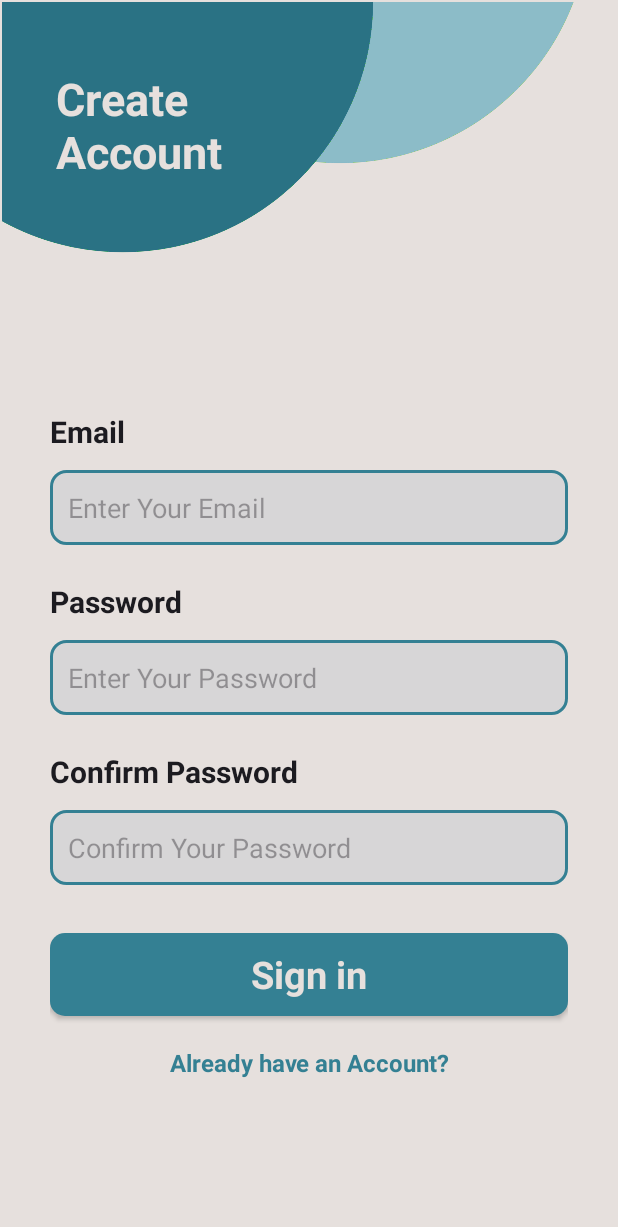
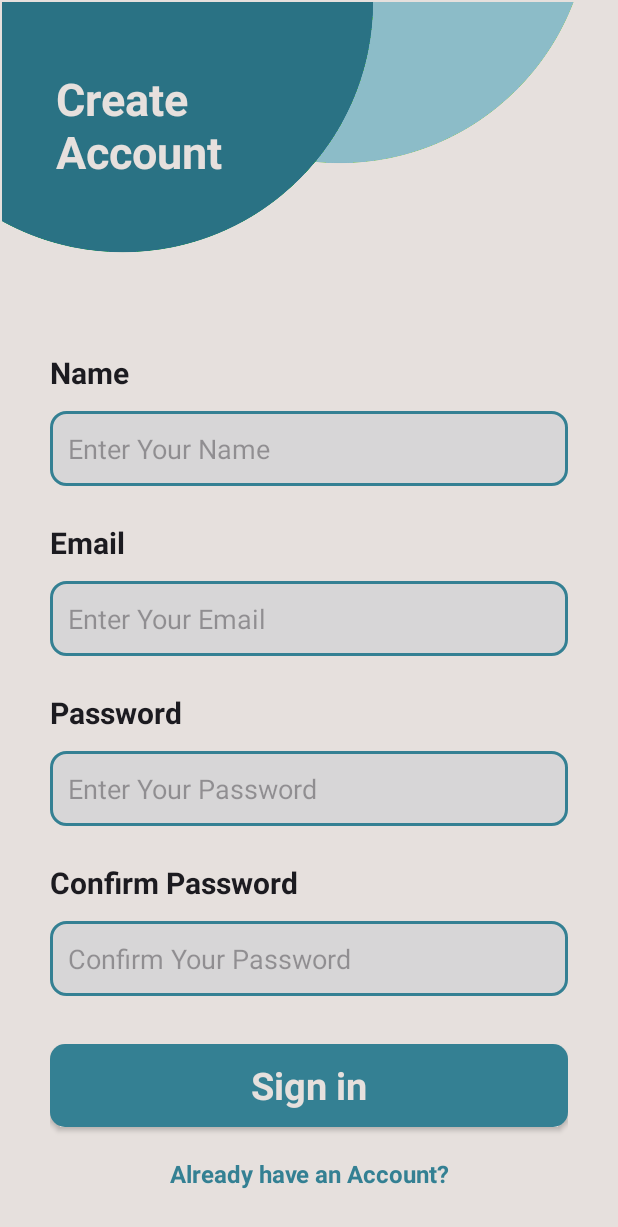
Before and after one commit to HasanDroid18/HealthCare, an Android app: the screen it shows after launch (BaseActivity), after a tap on "Register new Account?", on a phone screen of 412 x 824 dp. Shown: the top 1227 px of the screen. Run offline under Robolectric (Android 15) with nearby library versions, the phone set to English and light mode, and no system bars; our stand-ins replace Firebase (no records; nobody signed in at launch, a user with empty details on screens opened directly).

Commit message:
Saved users to database

```diff
--- a/app/build.gradle.kts
+++ b/app/build.gradle.kts
@@ -55,6 +55,7 @@ dependencies {
     implementation(libs.play.services.maps)
     implementation(libs.play.services.location)
     implementation(libs.android.maps.utils)
+    implementation(libs.firebase.database)
     testImplementation(libs.junit)
     androidTestImplementation(libs.androidx.junit)
     androidTestImplementation(libs.androidx.espresso.core)
--- a/app/src/main/java/com/example/healthcare/Adapters/HospitalAdapter.kt
+++ b/app/src/main/java/com/example/healthcare/Adapters/HospitalAdapter.kt
@@ -5,7 +5,7 @@ import android.view.View
 import android.view.ViewGroup
 import android.widget.TextView
 import androidx.recyclerview.widget.RecyclerView
-import com.example.healthcare.HospitalRetro.HospitalItem
+import com.example.healthcare.Models.HospitalItem
 import com.example.healthcare.R
 
 class HospitalAdapter(private var hospitalList: List<HospitalItem>) : RecyclerView.Adapter<HospitalAdapter.HospitalViewHolder>() {
--- a/app/src/main/java/com/example/healthcare/Fragments/MapFragment.kt
+++ b/app/src/main/java/com/example/healthcare/Fragments/MapFragment.kt
@@ -8,9 +8,8 @@ import android.view.ViewGroup
 import androidx.fragment.app.Fragment
 import androidx.fragment.app.viewModels
 import androidx.lifecycle.Observer
-import androidx.lifecycle.lifecycleScope
 import com.example.healthcare.DependencyInjection.DaggerApplicationComponent2
-import com.example.healthcare.HospitalRetro.HospitalItem
+import com.example.healthcare.Models.HospitalItem
 import com.example.healthcare.HospitalRetro.HospitalService
 import com.example.healthcare.R
 import com.example.healthcare.ViewModel.MapViewModel
@@ -22,7 +21,6 @@ import com.google.android.gms.maps.SupportMapFragment
 import com.google.android.gms.maps.model.LatLng
 import com.google.android.gms.maps.model.LatLngBounds
 import com.google.android.gms.maps.model.MarkerOptions
-import kotlinx.coroutines.launch
 import javax.inject.Inject
 
 class MapFragment : Fragment(), OnMapReadyCallback {
--- a/app/src/main/java/com/example/healthcare/HospitalRetro/Hospitals.kt
+++ b/app/src/main/java/com/example/healthcare/HospitalRetro/Hospitals.kt
@@ -1,4 +1,6 @@
 package com.example.healthcare.HospitalRetro
+
+import com.example.healthcare.Models.HospitalItem
 
 class Hospitals: ArrayList<HospitalItem>() {
 }
--- a/app/src/main/java/com/example/healthcare/HospitalRetro/HospitalItem.kt
+++ b/app/src/main/java/com/example/healthcare/Models/HospitalItem.kt
@@ -1,4 +1,4 @@
-package com.example.healthcare.HospitalRetro
+package com.example.healthcare.Models
 
 import com.google.gson.annotations.SerializedName
 
--- /dev/null
+++ b/app/src/main/java/com/example/healthcare/Models/User.kt
@@ -0,0 +1,6 @@
+package com.example.healthcare.Models
+
+data class User(
+    val name: String,
+    val email: String
+)
--- a/app/src/main/java/com/example/healthcare/ViewModels/HospitalViewModel.kt
+++ b/app/src/main/java/com/example/healthcare/ViewModels/HospitalViewModel.kt
@@ -4,7 +4,7 @@ import androidx.lifecycle.LiveData
 import androidx.lifecycle.MutableLiveData
 import androidx.lifecycle.ViewModel
 import androidx.lifecycle.viewModelScope
-import com.example.healthcare.HospitalRetro.HospitalItem
+import com.example.healthcare.Models.HospitalItem
 import com.example.healthcare.HospitalRetro.HospitalService
 import com.example.healthcare.HospitalRetro.Hospitals
 import kotlinx.coroutines.launch
--- a/app/src/main/java/com/example/healthcare/ViewModels/MapViewModel.kt
+++ b/app/src/main/java/com/example/healthcare/ViewModels/MapViewModel.kt
@@ -4,7 +4,7 @@ import androidx.lifecycle.LiveData
 import androidx.lifecycle.MutableLiveData
 import androidx.lifecycle.ViewModel
 import androidx.lifecycle.viewModelScope
-import com.example.healthcare.HospitalRetro.HospitalItem
+import com.example.healthcare.Models.HospitalItem
 import com.example.healthcare.HospitalRetro.HospitalService
 import com.example.healthcare.HospitalRetro.Hospitals
 import kotlinx.coroutines.launch
--- a/app/src/main/res/layout/fragment_signin.xml
+++ b/app/src/main/res/layout/fragment_signin.xml
@@ -38,6 +38,27 @@
         app:layout_constraintTop_toBottomOf="@+id/imageView3"
         app:layout_constraintVertical_bias="0.176">
 
+
+        <TextView
+            android:id="@+id/Name"
+            android:layout_width="match_parent"
+            android:layout_height="wrap_content"
+            android:text="Name"
+            android:textColor="@color/black"
+            android:textSize="20sp"
+            android:textStyle="bold" />
+
+        <EditText
+            android:id="@+id/signup_Name"
+            android:layout_width="match_parent"
+            android:layout_height="50dp"
+            android:layout_marginTop="12dp"
+            android:background="@drawable/edittext_back"
+            android:ems="10"
+            android:hint="Enter Your Name"
+            android:padding="12dp"
+            android:textColor="#707070"
+            android:textSize="18sp" />
 
         <TextView
             android:id="@+id/textView4"
--- a/gradle/libs.versions.toml
+++ b/gradle/libs.versions.toml
@@ -17,6 +17,7 @@ lifecycleViewmodelKtx = "2.8.4"
 playServicesMaps = "19.0.0"
 playServicesLocation = "21.3.0"
 androidMapsUtils = "3.8.2"
+firebaseDatabase = "21.0.0"
 
 [libraries]
 androidx-core-ktx = { group = "androidx.core", name = "core-ktx", version.ref = "coreKtx" }
@@ -34,6 +35,7 @@ androidx-lifecycle-viewmodel-ktx = { group = "androidx.lifecycle", name = "lifec
 play-services-maps = { group = "com.google.android.gms", name = "play-services-maps", version.ref = "playServicesMaps" }
 play-services-location = { group = "com.google.android.gms", name = "play-services-location", version.ref = "playServicesLocation" }
 android-maps-utils = { group = "com.google.maps.android", name = "android-maps-utils", version.ref = "androidMapsUtils" }
+firebase-database = { group = "com.google.firebase", name = "firebase-database", version.ref = "firebaseDatabase" }
 
 [plugins]
 android-application = { id = "com.android.application", version.ref = "agp" }
```
Also changed, not shown: app/src/main/java/com/example/healthcare/Fragments/SettingsFragment.kt (+28 -3 lines), app/src/main/java/com/example/healthcare/Intro/LoginFragment.kt (+21 -9 lines), app/src/main/java/com/example/healthcare/Intro/SigninFragment.kt (+20 -6 lines), app/src/main/res/layout/fragment_settings.xml (+5 -4 lines).
